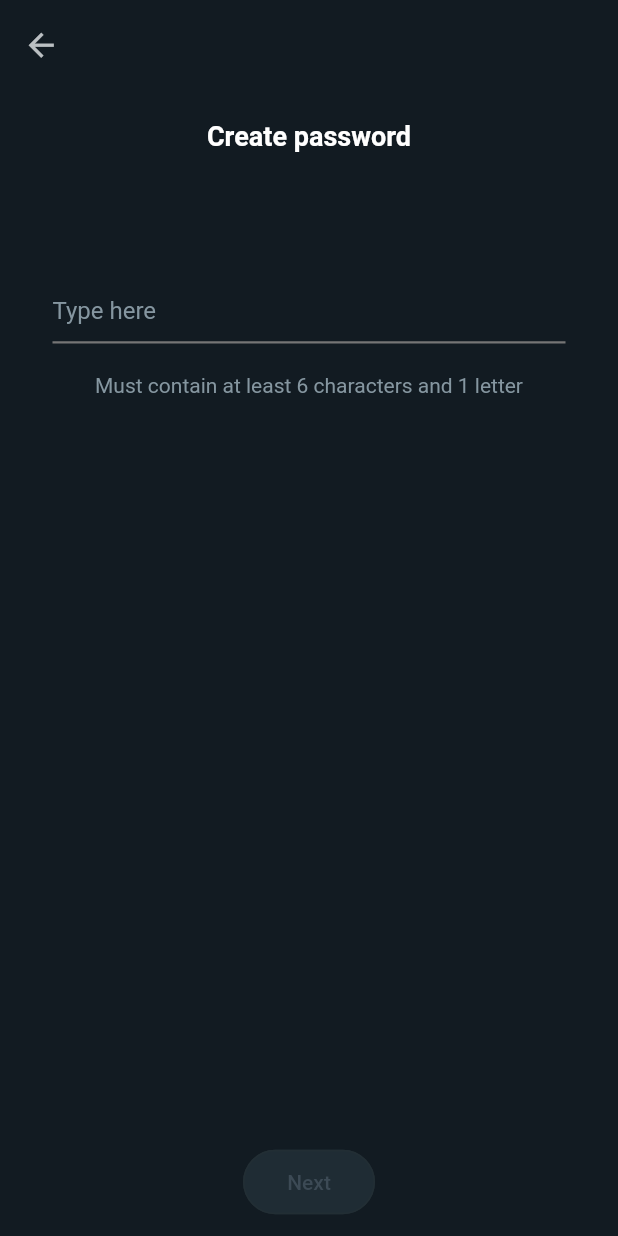
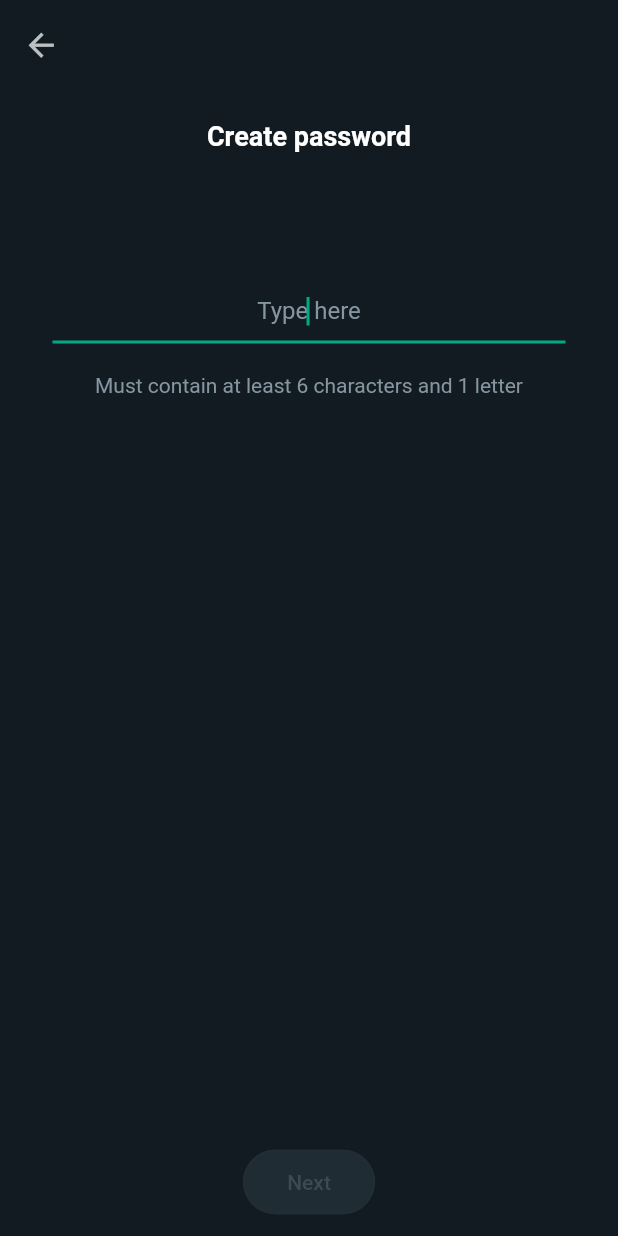
Before and after one commit to CodingHashira/whatsapp-android-ui-clone, a Flutter app: the GeneratePasswordPage screen opened directly, on a phone screen of 412 x 824 dp. Run offline on Flutter 3.47's test engine with Material 2 defaults, Android fonts, the phone set to English and light mode, and no system bars; our stand-ins replace feather_icons, flutter_chat_bubble, percent_indicator; statements that could not run were skipped.

Commit message:
Modify text_field.dart,  borderclr, afocus, txtalign

```diff
--- a/lib/common/text_field.dart
+++ b/lib/common/text_field.dart
@@ -16,6 +16,10 @@ class CustomTextField extends StatefulWidget {
     this.hideBorder,
     this.textHeight,
     this.onTap,
+    this.borderColor,
+    this.borderWidth,
+    this.textAlign,
+    this.autoFocus,
   });
   final String? value;
   final String? hintText;
@@ -28,6 +32,10 @@ class CustomTextField extends StatefulWidget {
   final bool? hideBorder;
   final double? textHeight;
   final VoidCallback? onTap;
+  final Color? borderColor;
+  final double? borderWidth;
+  final TextAlign? textAlign;
+  final bool? autoFocus;
 
   @override
   State<CustomTextField> createState() => _CustomTextFieldState();
@@ -46,6 +54,8 @@ class _CustomTextFieldState extends State<CustomTextField> {
   @override
   Widget build(BuildContext context) {
     return TextField(
+      autofocus: widget.autoFocus ?? false,
+      textAlign: widget.textAlign ?? TextAlign.start,
       onTap: widget.onTap,
       keyboardType: widget.keyBoardType,
       maxLength: widget.maxLength,
@@ -73,15 +83,15 @@ class _CustomTextFieldState extends State<CustomTextField> {
             color: widget.hideBorder == true
                 ? Colors.transparent
                 : const Color(0xff757575),
-            width: 1.5,
+            width: widget.borderWidth ?? 1.5,
           ),
         ),
         focusedBorder: UnderlineInputBorder(
           borderSide: BorderSide(
             color: widget.hideBorder == true
                 ? Colors.transparent
-                : const Color(0xff757575),
-            width: 1.5,
+                : widget.borderColor ?? const Color(0xff757575),
+            width: widget.borderWidth ?? 1.5,
           ),
         ),
         suffixIconColor: const Color(0xff757575),
```
